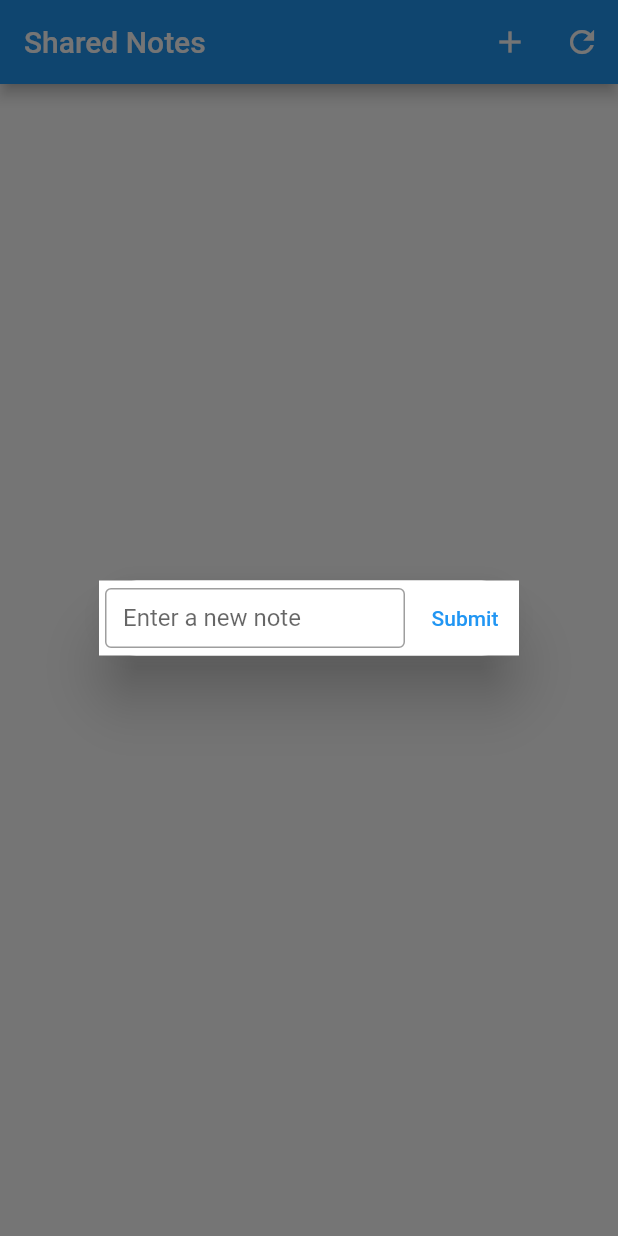
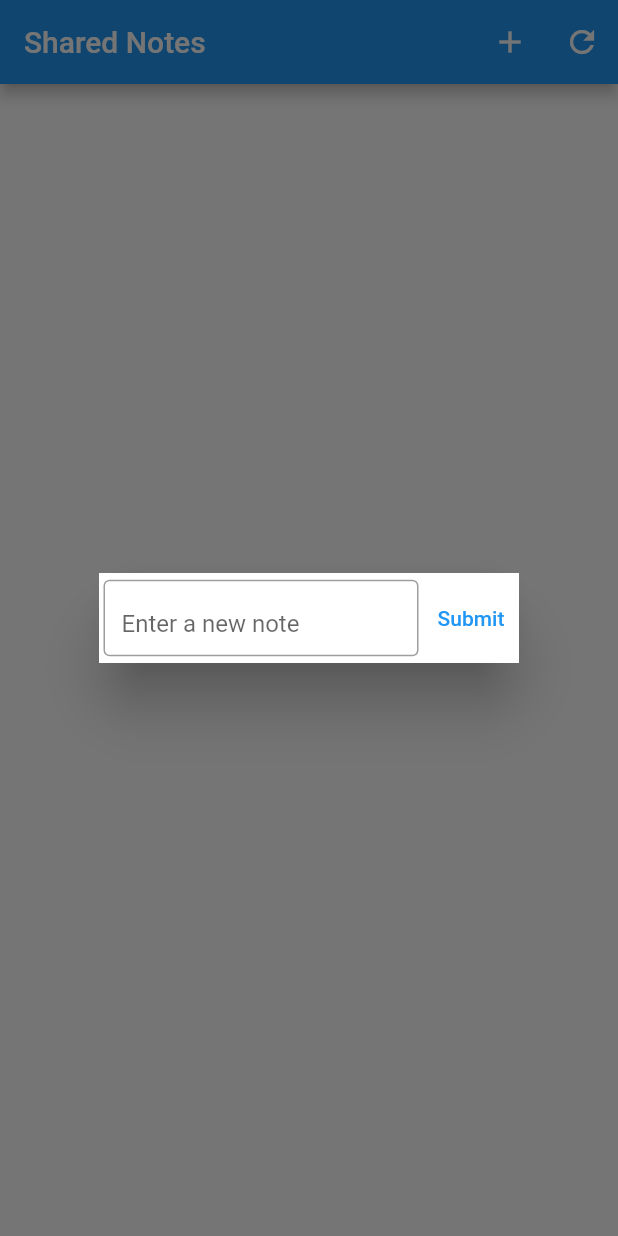
Before and after one commit to rhojin/shared_notes, a Flutter app: the screen it shows after launch, after a tap on the "add" icon, on a phone screen of 412 x 824 dp. Run offline on Flutter 3.47's test engine with Material 2 defaults, Android fonts, the phone set to English and light mode, and no system bars; missing offline and left inert: grpc.

Commit message:
fix: text was not visible in input field when the text was too long

```diff
--- a/lib/main.dart
+++ b/lib/main.dart
@@ -111,29 +111,32 @@ class CreateButton extends StatelessWidget {
         showDialog(
             context: context,
             builder: (context) {
+              //this is the dialog to add a new entry
               return Dialog(
                 shape: RoundedRectangleBorder(borderRadius: BorderRadius.circular(40)),
                 elevation: 16,
                 child: Container(
-                  height: 50,
-                  width: 100,
+                  height: 60,
+                  width: 120,
                   color: Colors.white,
                   child: Row(
                     mainAxisSize: MainAxisSize.min,
                     mainAxisAlignment: MainAxisAlignment.spaceAround,
                     children: [
-                      SizedBox(
-                        height: 40,
-                        width: 200,
+                      Expanded(
+                        child: Container(
+                          padding: const EdgeInsets.all(3.0),
                           child: TextField(
                             controller: notifier.createNoteTextController,
                             textAlignVertical: const TextAlignVertical(y: 1),
                             textAlign: TextAlign.left,
                             decoration: const InputDecoration(
+                              isDense: true,
                               border: OutlineInputBorder(),
                               hintText: 'Enter a new note',
                             ),
                           ),
+                        )
                       ),
                       TextButton(
                           onPressed: () {
@@ -201,27 +204,30 @@ class Notes extends StatelessWidget {
                           showDialog(
                             context: context,
                             builder: (context) {
+                              //this is the dialog to edit one entry
                             return Dialog(
                               shape: RoundedRectangleBorder(borderRadius: BorderRadius.circular(40)),
                               elevation: 16,
                               child: Container(
-                                height: 50,
-                                width: 100,
+                                height: 60,
+                                width: 120,
                                 color: Colors.white,
                                 child: Row(
                                   mainAxisSize: MainAxisSize.min,
                                   mainAxisAlignment: MainAxisAlignment.spaceAround,
                                   children: [
-                                    SizedBox(
-                                      height: 40,
-                                      width: 200,
+                                    Expanded(
+                                      child: Container(
+                                        padding: const EdgeInsets.all(3.0),
                                         child: TextField(
                                           controller: notifier.updateNoteTextController,
                                           textAlignVertical: const TextAlignVertical(y: 1),
                                           textAlign: TextAlign.left,
                                           decoration: const InputDecoration(
+                                            isDense: true,
                                             border: OutlineInputBorder(),
                                             hintText: 'Enter note text',
+                                          ),
                                         ),
                                       ),
                                     ),
```
Lines whose indentation alone changed are shown as unchanged.
